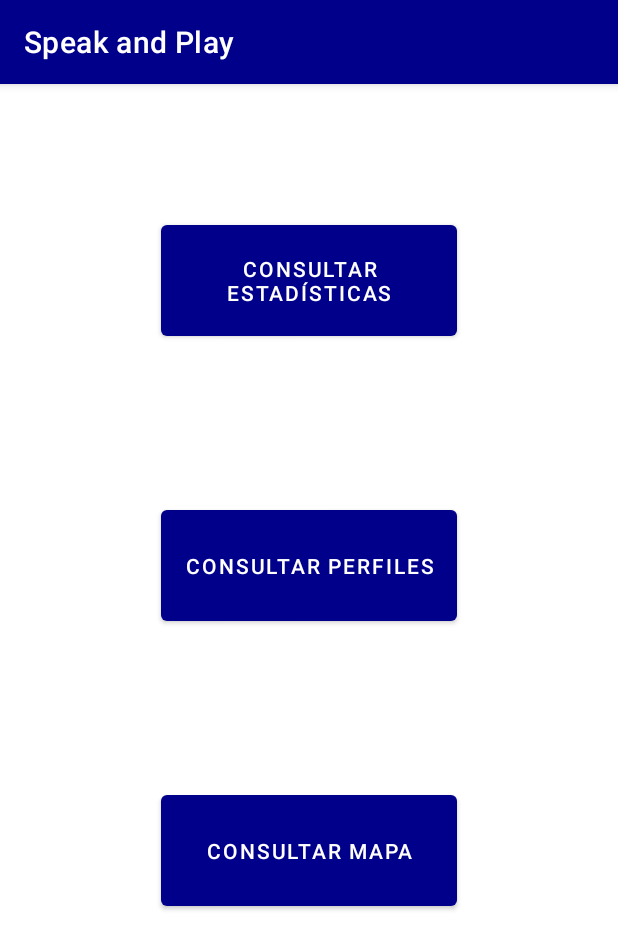
After one commit to EscalaDigital/speakplay, an Android app: the principalAdminActivity screen opened directly, with no data from a screen before it, on a phone screen of 412 x 824 dp. The commit adds this screen. Shown: the top 949 px of the screen. Run offline under Robolectric (Android 15) with nearby library versions, the phone set to English and light mode, and no system bars; network calls fail.

Commit message:
Pantalla de Admin y acceso por tipo de usuario

```diff
--- a/app/src/main/AndroidManifest.xml
+++ b/app/src/main/AndroidManifest.xml
@@ -1,25 +1,16 @@
 <?xml version="1.0" encoding="utf-8"?>
-<manifest xmlns:android="http://schemas.android.com/apk/res/android" package="com.gaemir.speakplay">
-
+<manifest xmlns:android="http://schemas.android.com/apk/res/android"
+    package="com.gaemir.speakplay">
     <!--
          The ACCESS_COARSE/FINE_LOCATION permissions are not required to use
          Google Maps Android API v2, but you must specify either coarse or fine
          location permissions for the "MyLocation" functionality.
     -->
-
     <!-- Always include this permission -->
+    <uses-permission android:name="android.permission.ACCESS_COARSE_LOCATION" /> <!-- Include only if your app benefits from precise location access. -->
+    <uses-permission android:name="android.permission.INTERNET" />
+    <uses-permission android:name="android.permission.ACCESS_FINE_LOCATION" />
     <uses-permission android:name="android.permission.ACCESS_COARSE_LOCATION" />
-
-
-    <!-- Include only if your app benefits from precise location access. -->
-
-
-     <uses-permission android:name="android.permission.INTERNET" />
-
-
-    <uses-permission android:name="android.permission.ACCESS_FINE_LOCATION" />
-    <uses-permission android:name="android.permission.ACCESS_COARSE_LOCATION"/>
-
     <uses-permission android:name="android.permission.ACCESS_NETWORK_STATE" />
 
     <application
@@ -29,7 +20,9 @@
         android:roundIcon="@mipmap/ic_launcher_round"
         android:supportsRtl="true"
         android:theme="@style/Theme.Speakplay">
-
+        <activity
+            android:name=".principalAdminActivity"
+            android:exported="false" />
         <!--
               The API key for Google Maps-based APIs is defined as a string resource.
               (See the file "res/values/google_maps_api.xml").
@@ -41,7 +34,6 @@
         <meta-data
             android:name="com.google.android.geo.API_KEY"
             android:value="@string/google_maps_key" />
-
 
         <activity
             android:name=".VecinoMain"
--- a/app/src/main/java/com/gaemir/speakplay/MainActivity.java
+++ b/app/src/main/java/com/gaemir/speakplay/MainActivity.java
@@ -105,8 +105,6 @@ public class MainActivity extends AppCompatActivity {
                 }
 
 
-
-
             }
 
         });
@@ -172,12 +170,28 @@ public class MainActivity extends AppCompatActivity {
 
             switch (estado) {
                 case "1": // EXITO
-                    user = (EditText) findViewById(R.id.editTextTextPersonName);
-                    Intent intent = new Intent(MainActivity.this, MainUser.class);
 
-                    intent.putExtra("usuario", user.getText().toString() );
 
-                    startActivity(intent);
+                    JSONObject object = response.getJSONObject("info");
+
+                    int tipo = object.getInt("Tipo");
+                    System.out.println(" tipo" + tipo);
+
+                    if (tipo == 1) {
+                        user = (EditText) findViewById(R.id.editTextTextPersonName);
+                        Intent intent = new Intent(MainActivity.this, MainUser.class);
+
+                        intent.putExtra("usuario", user.getText().toString());
+
+                        startActivity(intent);
+                    } else if (tipo == 0) {
+
+                        user = (EditText) findViewById(R.id.editTextTextPersonName);
+                        Intent intent = new Intent(MainActivity.this, principalAdminActivity.class);
+                        intent.putExtra("usuario", user.getText().toString());
+                        startActivity(intent);
+                    }
+
 
                     break;
                 case "2": // FALLIDO
--- /dev/null
+++ b/app/src/main/java/com/gaemir/speakplay/principalAdminActivity.java
@@ -0,0 +1,18 @@
+package com.gaemir.speakplay;
+
+import androidx.appcompat.app.AppCompatActivity;
+
+import android.os.Bundle;
+
+public class principalAdminActivity extends AppCompatActivity {
+
+    @Override
+    protected void onCreate(Bundle savedInstanceState) {
+        super.onCreate(savedInstanceState);
+        setContentView(R.layout.activity_principal_admin);
+
+
+
+
+    }
+}
--- /dev/null
+++ b/app/src/main/res/layout/activity_principal_admin.xml
@@ -0,0 +1,42 @@
+<?xml version="1.0" encoding="utf-8"?>
+<androidx.constraintlayout.widget.ConstraintLayout xmlns:android="http://schemas.android.com/apk/res/android"
+    xmlns:app="http://schemas.android.com/apk/res-auto"
+    xmlns:tools="http://schemas.android.com/tools"
+    android:layout_width="match_parent"
+    android:layout_height="match_parent"
+    tools:context=".principalAdminActivity">
+
+    <Button
+        android:id="@+id/button7"
+        android:layout_width="197dp"
+        android:layout_height="86dp"
+        android:layout_marginTop="88dp"
+        android:text="Consultar estadísticas"
+        android:textColor="#FFFFFF"
+        app:layout_constraintEnd_toEndOf="parent"
+        app:layout_constraintStart_toStartOf="parent"
+        app:layout_constraintTop_toTopOf="parent" />
+
+    <Button
+        android:id="@+id/button10"
+        android:layout_width="197dp"
+        android:layout_height="86dp"
+        android:layout_marginTop="104dp"
+        android:text="Consultar perfiles"
+        android:textColor="#FFFFFF"
+        app:layout_constraintEnd_toEndOf="parent"
+        app:layout_constraintStart_toStartOf="parent"
+        app:layout_constraintTop_toBottomOf="@+id/button7" />
+
+    <Button
+        android:id="@+id/button11"
+        android:layout_width="197dp"
+        android:layout_height="86dp"
+        android:layout_marginTop="104dp"
+        android:text="Consultar mapa"
+        android:textColor="#FFFFFF"
+        app:layout_constraintEnd_toEndOf="parent"
+        app:layout_constraintStart_toStartOf="parent"
+        app:layout_constraintTop_toBottomOf="@+id/button10" />
+
+</androidx.constraintlayout.widget.ConstraintLayout>
```
Lines whose indentation alone changed are shown as unchanged.
